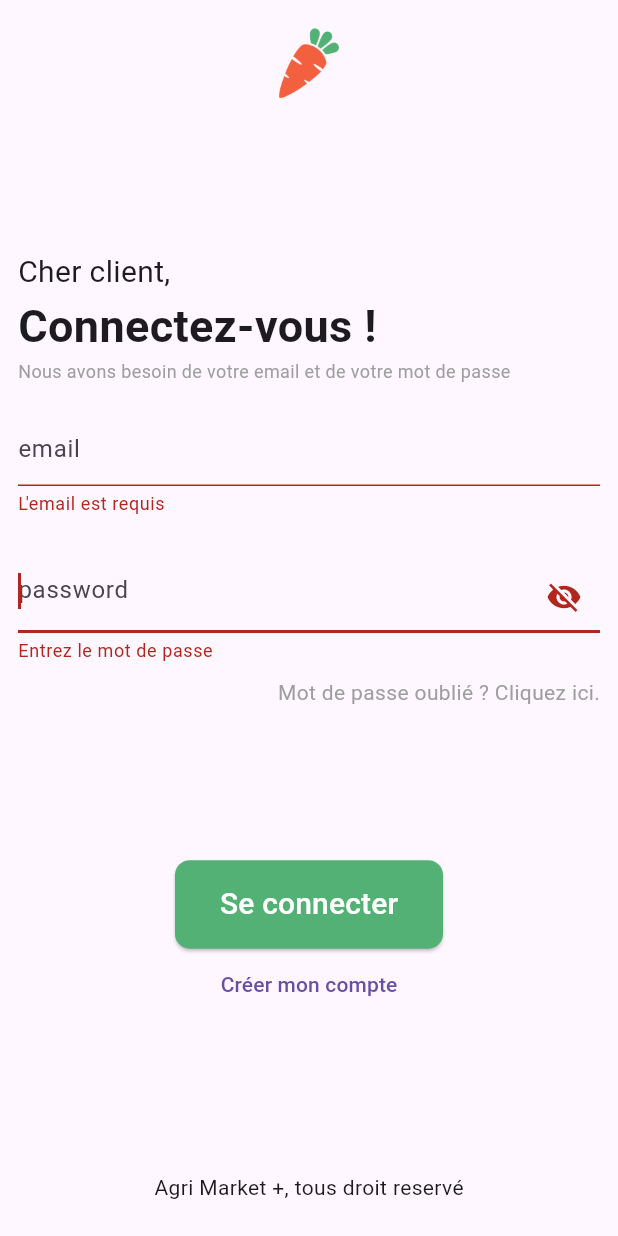
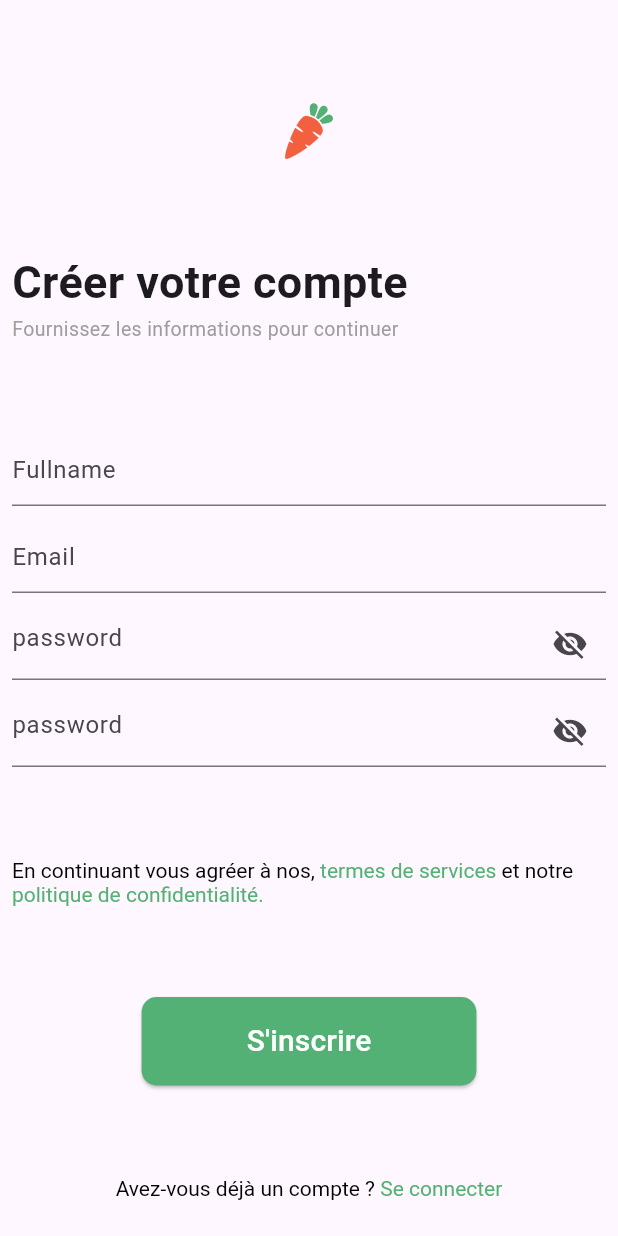
Before and after one commit to Fructueux-san/agrimarket-mobile, a Flutter app: the LoginView screen opened by its route, scrolled down 44 dp, after a tap on "Se connecter", after a tap on "Créer mon compte", on a phone screen of 412 x 824 dp. Run offline on Flutter 3.47's test engine with Material 3 defaults, Android fonts, the phone set to English and light mode, and no system bars; our stand-ins replace get, shared_preferences; accounts and stored records are empty.

Commit message:
feat: page de register client

```diff
--- a/lib/app/modules/home/views/home_view.dart
+++ b/lib/app/modules/home/views/home_view.dart
@@ -10,7 +10,7 @@ class HomeView extends GetView<HomeController> {
   Widget build(BuildContext context) {
     return Scaffold(
       appBar: AppBar(
-        title: const Text('HomeView'),
+        //title: const Text('HomeView'),
         centerTitle: true,
       ),
       body: Center(
--- a/lib/app/modules/login/controllers/login_controller.dart
+++ b/lib/app/modules/login/controllers/login_controller.dart
@@ -1,5 +1,6 @@
 import 'package:flutter/material.dart';
 import 'package:get/get.dart';
+import 'package:mobile/app/modules/home/views/home_view.dart';
 import 'package:mobile/app/modules/login/providers/login_provider.dart';
 import 'package:shared_preferences/shared_preferences.dart';
 
@@ -40,8 +41,9 @@ class LoginController extends GetxController {
           colorText: Colors.red);
     } else {
       if (res.statusCode == 200) {
+        print(res.bodyString);
         Get.snackbar("Bienvenu ", "Connexion réussi !");
-        Get.offNamed("/home");
+        Get.offAll(HomeView());
         return true;
       } else if (res.statusCode! >= 400) {
         Get.snackbar('Echec Login', "",
--- a/lib/app/modules/login/views/login_view.dart
+++ b/lib/app/modules/login/views/login_view.dart
@@ -1,5 +1,6 @@
 import 'package:flutter/material.dart';
 import 'package:get/get.dart';
+import 'package:mobile/app/modules/register_client/views/register_client_view.dart';
 
 import '../controllers/login_controller.dart';
 
@@ -145,7 +146,10 @@ class LoginView extends GetView<LoginController> {
                           ),
                         ),
                         TextButton(
-                            onPressed: () {}, child: Text("Créer mon compte"))
+                            onPressed: () {
+                              Get.to(() => RegisterClientView());
+                            },
+                            child: Text("Créer mon compte"))
                       ],
                     ),
                     Text("Agri Market +, tous droit reservé")
--- /dev/null
+++ b/lib/app/modules/register_client/views/register_client_view.dart
@@ -0,0 +1,172 @@
+import 'package:flutter/gestures.dart';
+import 'package:flutter/material.dart';
+import 'package:get/get.dart';
+import 'package:mobile/app/modules/login/views/login_view.dart';
+
+import '../controllers/register_client_controller.dart';
+
+class RegisterClientView extends GetView<RegisterClientController> {
+  RegisterClientView({super.key});
+  final _fullnameFieldController = TextEditingController();
+  final _emailFieldController = TextEditingController();
+  final _passwordFielController = TextEditingController();
+  final _passwordRepeatController = TextEditingController();
+
+  final _formKey = GlobalKey<FormState>();
+
+  var _isPasswordObscured = true.obs;
+  var _isPasswordRepeatObscured = true.obs;
+
+  @override
+  Widget build(BuildContext context) {
+    return Scaffold(
+      body: LayoutBuilder(builder: (context, constraints) {
+        return SingleChildScrollView(
+          child: ConstrainedBox(
+            constraints: BoxConstraints(minHeight: constraints.maxHeight),
+            child: IntrinsicHeight(
+              child: Padding(
+                padding: const EdgeInsets.all(8.0),
+                child: Column(
+                  crossAxisAlignment: CrossAxisAlignment.start,
+                  mainAxisAlignment: MainAxisAlignment.spaceEvenly,
+                  children: [
+                    Center(
+                      child: Image.asset(
+                        "images/logo.png",
+                        scale: 3,
+                      ),
+                    ),
+                    Column(
+                      crossAxisAlignment: CrossAxisAlignment.start,
+                      children: [
+                        Text(
+                          "Créer votre compte",
+                          style: TextStyle(
+                              fontSize: 30, fontWeight: FontWeight.bold),
+                        ),
+                        Text(
+                          'Fournissez les informations pour continuer',
+                          style: TextStyle(color: Colors.grey, fontSize: 13),
+                        )
+                      ],
+                    ),
+                    Form(
+                        key: _formKey,
+                        child: Column(
+                          children: [
+                            TextFormField(
+                              controller: _fullnameFieldController,
+                              keyboardType: TextInputType.text,
+                              decoration: InputDecoration(
+                                hintText: "Fullname",
+                              ),
+                            ),
+                            SizedBox(
+                              height: 10,
+                            ),
+                            TextFormField(
+                              controller: _emailFieldController,
+                              keyboardType: TextInputType.emailAddress,
+                              decoration: InputDecoration(
+                                hintText: "Email",
+                              ),
+                            ),
+                            SizedBox(
+                              height: 10,
+                            ),
+                            Obx(() => TextFormField(
+                                  controller: _passwordFielController,
+                                  keyboardType: TextInputType.text,
+                                  obscureText: _isPasswordObscured.value,
+                                  decoration: InputDecoration(
+                                    suffixIcon: IconButton(
+                                        onPressed: () {
+                                          _isPasswordObscured.value =
+                                              !_isPasswordObscured.value;
+                                        },
+                                        icon: _isPasswordObscured.value
+                                            ? const Icon(Icons.visibility_off)
+                                            : const Icon(Icons.visibility)),
+                                    hintText: "password",
+                                  ),
+                                )),
+                            SizedBox(
+                              height: 10,
+                            ),
+                            Obx(() => TextFormField(
+                                  controller: _passwordRepeatController,
+                                  keyboardType: TextInputType.text,
+                                  obscureText: _isPasswordRepeatObscured.value,
+                                  decoration: InputDecoration(
+                                    suffixIcon: IconButton(
+                                        onPressed: () {
+                                          _isPasswordRepeatObscured.value =
+                                              !_isPasswordRepeatObscured.value;
+                                        },
+                                        icon: _isPasswordRepeatObscured.value
+                                            ? const Icon(Icons.visibility_off)
+                                            : const Icon(Icons.visibility)),
+                                    hintText: "password",
+                                  ),
+                                )),
+                          ],
+                        )),
+                    RichText(
+                        text: TextSpan(
+                            text: "En continuant vous agréer à nos, ",
+                            style: TextStyle(color: Colors.black),
+                            children: [
+                          TextSpan(
+                              text: "termes de services ",
+                              style: TextStyle(
+                                  color: Color.fromRGBO(83, 177, 117, 1))),
+                          TextSpan(
+                              text: "et notre ",
+                              style: TextStyle(color: Colors.black)),
+                          TextSpan(
+                              text: "politique de confidentialité. ",
+                              style: TextStyle(
+                                  color: Color.fromRGBO(83, 177, 117, 1))),
+                        ])),
+                    Center(
+                      child: ElevatedButton(
+                        onPressed: () {}, // Envoyer la requête de login
+                        style: ElevatedButton.styleFrom(
+                            shape: RoundedRectangleBorder(
+                                borderRadius: BorderRadius.circular(10.0)),
+                            backgroundColor: Color.fromRGBO(83, 177, 117, 1),
+                            padding: EdgeInsets.only(
+                                left: 70, right: 70, top: 15, bottom: 15)),
+                        child: Text(
+                          "S'inscrire",
+                          style: TextStyle(fontSize: 20, color: Colors.white),
+                        ),
+                      ),
+                    ),
+                    Center(
+                      child: RichText(
+                        text: TextSpan(
+                            text: "Avez-vous déjà un compte ? ",
+                            style: TextStyle(color: Colors.black),
+                            children: [
+                              TextSpan(
+                                  text: "Se connecter",
+                                  style: TextStyle(
+                                      color: Color.fromRGBO(83, 177, 117, 1)),
+                                  recognizer: TapGestureRecognizer()
+                                    ..onTap =
+                                        () => Get.offAll(() => LoginView())),
+                            ]),
+                      ),
+                    )
+                  ],
+                ),
+              ),
+            ),
+          ),
+        );
+      }),
+    );
+  }
+}
--- a/lib/app/modules/splash/controllers/splash_controller.dart
+++ b/lib/app/modules/splash/controllers/splash_controller.dart
@@ -1,5 +1,5 @@
 import 'package:get/get.dart';
-import 'package:mobile/app/modules/login/views/login_view.dart';
+import 'package:mobile/app/modules/crossroads/views/crossroads_view.dart';
 
 class SplashController extends GetxController {
   //TODO: Implement SplashController
@@ -18,7 +18,8 @@ class SplashController extends GetxController {
 
   Future navigateToHome() async {
     await Future.delayed(Duration(seconds: 2));
-    Get.to(() => LoginView());
+    Get.offAll(() => CrossroadsView());
+    //Get.to(() => LoginView());
   }
 
   @override
--- a/lib/app/routes/app_routes.dart
+++ b/lib/app/routes/app_routes.dart
@@ -6,6 +6,8 @@ abstract class Routes {
   static const HOME = _Paths.HOME;
   static const LOGIN = _Paths.LOGIN;
   static const SPLASH = _Paths.SPLASH;
+  static const CROSSROADS = _Paths.CROSSROADS;
+  static const REGISTER_CLIENT = _Paths.REGISTER_CLIENT;
 }
 
 abstract class _Paths {
@@ -13,4 +15,6 @@ abstract class _Paths {
   static const HOME = '/home';
   static const LOGIN = '/login';
   static const SPLASH = '/splash';
+  static const CROSSROADS = '/crossroads';
+  static const REGISTER_CLIENT = '/register-client';
 }
--- a/pubspec.yaml
+++ b/pubspec.yaml
@@ -66,6 +66,9 @@ flutter:
     - images/logo.png
     - images/logo_complet.png
     - images/consommons_mieux.png
+    - images/logo_complet_white.png
+    - images/logo_white.png
+    - images/image_carrefour.jpg
      # - images/a_dot_ham.jpeg
 
   # An image asset can refer to one or more resolution-specific "variants", see
```
Also changed, not shown: lib/app/modules/crossroads/bindings/crossroads_binding.dart (added, +12 -0 lines), lib/app/modules/crossroads/controllers/crossroads_controller.dart (added, +23 -0 lines), lib/app/modules/crossroads/views/crossroads_view.dart (added, +75 -0 lines), lib/app/modules/register_client/bindings/register_client_binding.dart (added, +12 -0 lines), lib/app/modules/register_client/controllers/register_client_controller.dart (added, +23 -0 lines), lib/app/routes/app_pages.dart (+14 -0 lines), images/image_carrefour.jpg (added), images/logo_complet_white.png (added), images/logo_white.png (added).
